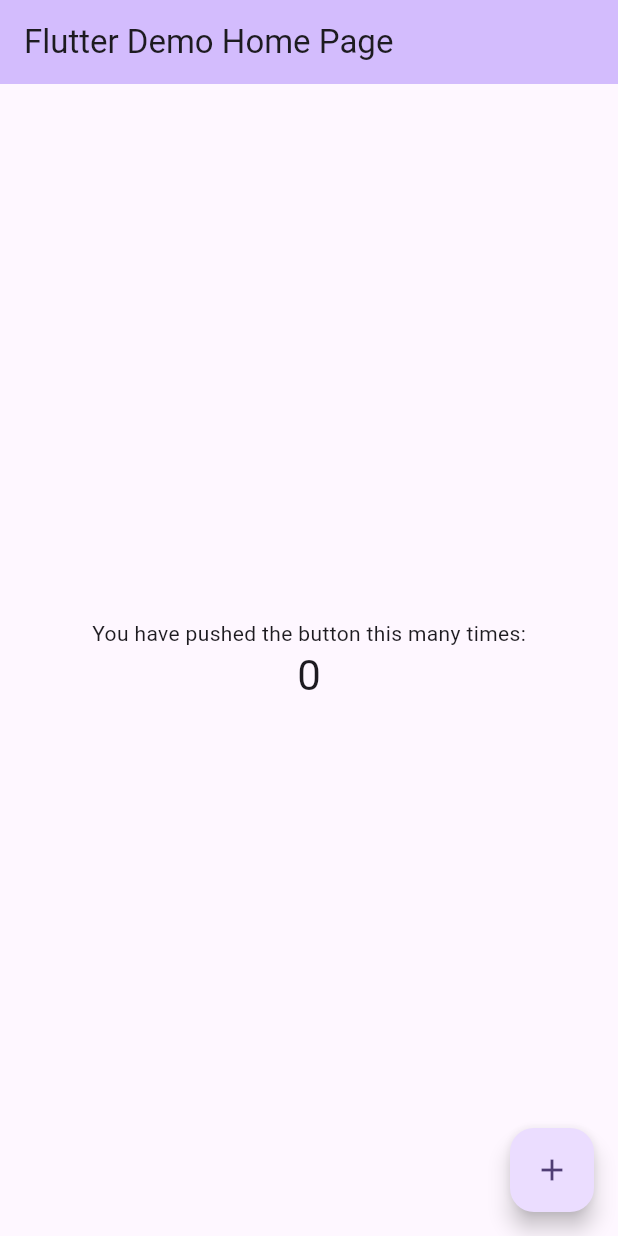
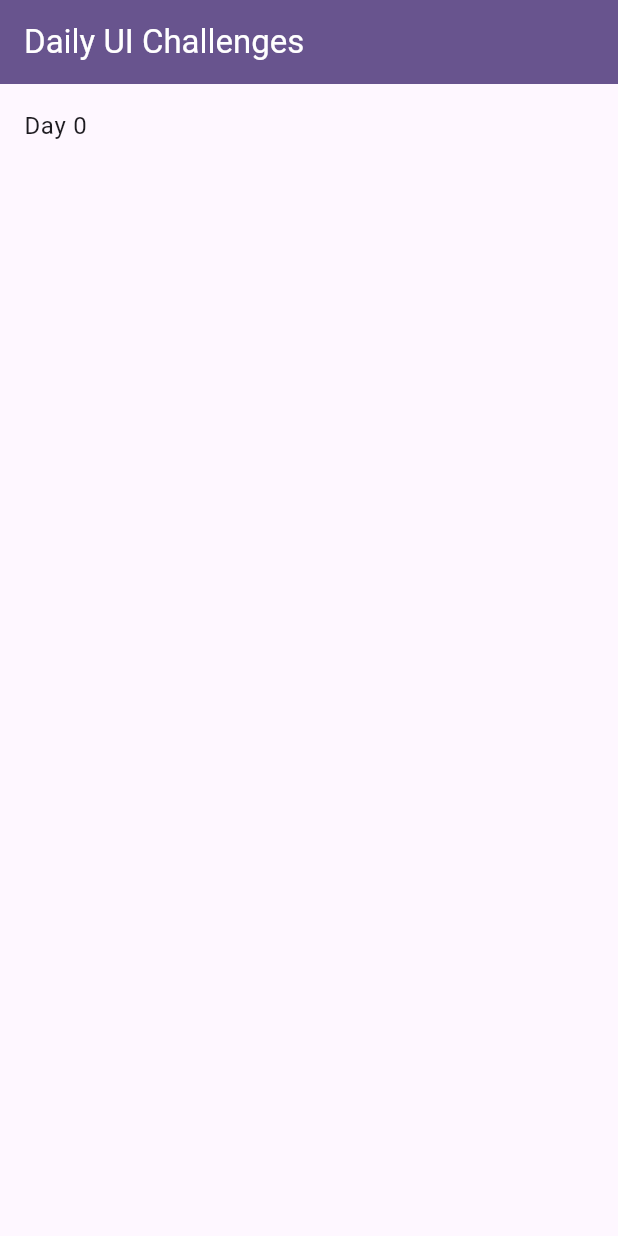
Before and after one commit to jalasem/daily-ui-challenges, a Flutter app: the screen it shows after launch, on a phone screen of 412 x 824 dp. Run offline on Flutter 3.47's test engine with Material 3 defaults, Android fonts, the phone set to English and light mode, and no system bars.

Commit message:
feat: day0

```diff
--- a/lib/main.dart
+++ b/lib/main.dart
@@ -1,125 +1,53 @@
+import 'package:daily_ui_challenges/days/day_0/index.dart';
 import 'package:flutter/material.dart';
 
 void main() {
-  runApp(const MyApp());
+  runApp(const DailyUIChallenges());
 }
 
-class MyApp extends StatelessWidget {
-  const MyApp({super.key});
+class DailyUIChallenges extends StatelessWidget {
+  const DailyUIChallenges({super.key});
 
   // This widget is the root of your application.
   @override
   Widget build(BuildContext context) {
     return MaterialApp(
-      title: 'Flutter Demo',
+      debugShowCheckedModeBanner: false,
+      title: 'Daily UI Challenges',
       theme: ThemeData(
-        // This is the theme of your application.
-        //
-        // TRY THIS: Try running your application with "flutter run". You'll see
-        // the application has a purple toolbar. Then, without quitting the app,
-        // try changing the seedColor in the colorScheme below to Colors.green
-        // and then invoke "hot reload" (save your changes or press the "hot
-        // reload" button in a Flutter-supported IDE, or press "r" if you used
-        // the command line to start the app).
-        //
-        // Notice that the counter didn't reset back to zero; the application
-        // state is not lost during the reload. To reset the state, use hot
-        // restart instead.
-        //
-        // This works for code too, not just values: Most code changes can be
-        // tested with just a hot reload.
         colorScheme: ColorScheme.fromSeed(seedColor: Colors.deepPurple),
         useMaterial3: true,
       ),
-      home: const MyHomePage(title: 'Flutter Demo Home Page'),
+      home: const DailyChallenges(),
     );
   }
 }
 
-class MyHomePage extends StatefulWidget {
-  const MyHomePage({super.key, required this.title});
-
-  // This widget is the home page of your application. It is stateful, meaning
-  // that it has a State object (defined below) that contains fields that affect
-  // how it looks.
-
-  // This class is the configuration for the state. It holds the values (in this
-  // case the title) provided by the parent (in this case the App widget) and
-  // used by the build method of the State. Fields in a Widget subclass are
-  // always marked "final".
-
-  final String title;
-
-  @override
-  State<MyHomePage> createState() => _MyHomePageState();
-}
-
-class _MyHomePageState extends State<MyHomePage> {
-  int _counter = 0;
-
-  void _incrementCounter() {
-    setState(() {
-      // This call to setState tells the Flutter framework that something has
-      // changed in this State, which causes it to rerun the build method below
-      // so that the display can reflect the updated values. If we changed
-      // _counter without calling setState(), then the build method would not be
-      // called again, and so nothing would appear to happen.
-      _counter++;
-    });
-  }
+class DailyChallenges extends StatelessWidget {
+  const DailyChallenges({super.key});
 
   @override
   Widget build(BuildContext context) {
-    // This method is rerun every time setState is called, for instance as done
-    // by the _incrementCounter method above.
-    //
-    // The Flutter framework has been optimized to make rerunning build methods
-    // fast, so that you can just rebuild anything that needs updating rather
-    // than having to individually change instances of widgets.
     return Scaffold(
       appBar: AppBar(
-        // TRY THIS: Try changing the color here to a specific color (to
-        // Colors.amber, perhaps?) and trigger a hot reload to see the AppBar
-        // change color while the other colors stay the same.
-        backgroundColor: Theme.of(context).colorScheme.inversePrimary,
-        // Here we take the value from the MyHomePage object that was created by
-        // the App.build method, and use it to set our appbar title.
-        title: Text(widget.title),
+        title: const Text(
+          'Daily UI Challenges',
+          style: TextStyle(color: Colors.white),
+        ),
+        backgroundColor: Theme.of(context).colorScheme.primary,
       ),
-      body: Center(
-        // Center is a layout widget. It takes a single child and positions it
-        // in the middle of the parent.
-        child: Column(
-          // Column is also a layout widget. It takes a list of children and
-          // arranges them vertically. By default, it sizes itself to fit its
-          // children horizontally, and tries to be as tall as its parent.
-          //
-          // Column has various properties to control how it sizes itself and
-          // how it positions its children. Here we use mainAxisAlignment to
-          // center the children vertically; the main axis here is the vertical
-          // axis because Columns are vertical (the cross axis would be
-          // horizontal).
-          //
-          // TRY THIS: Invoke "debug painting" (choose the "Toggle Debug Paint"
-          // action in the IDE, or press "p" in the console), to see the
-          // wireframe for each widget.
-          mainAxisAlignment: MainAxisAlignment.center,
-          children: <Widget>[
-            const Text(
-              'You have pushed the button this many times:',
-            ),
-            Text(
-              '$_counter',
-              style: Theme.of(context).textTheme.headlineMedium,
-            ),
-          ],
+      body: ListView(children: [
+        ListTile(
+          title: const Text('Day 0'),
+          onTap: () {
+            Navigator.of(context).push(MaterialPageRoute(
+              builder: (context) => const Day0Counter(
+                title: 'Simple Counter',
+              ),
+            ));
+          },
         ),
-      ),
-      floatingActionButton: FloatingActionButton(
-        onPressed: _incrementCounter,
-        tooltip: 'Increment',
-        child: const Icon(Icons.add),
-      ), // This trailing comma makes auto-formatting nicer for build methods.
+      ]),
     );
   }
 }
```
Also changed, not shown: lib/days/day_0/index.dart (added, +49 -0 lines).
